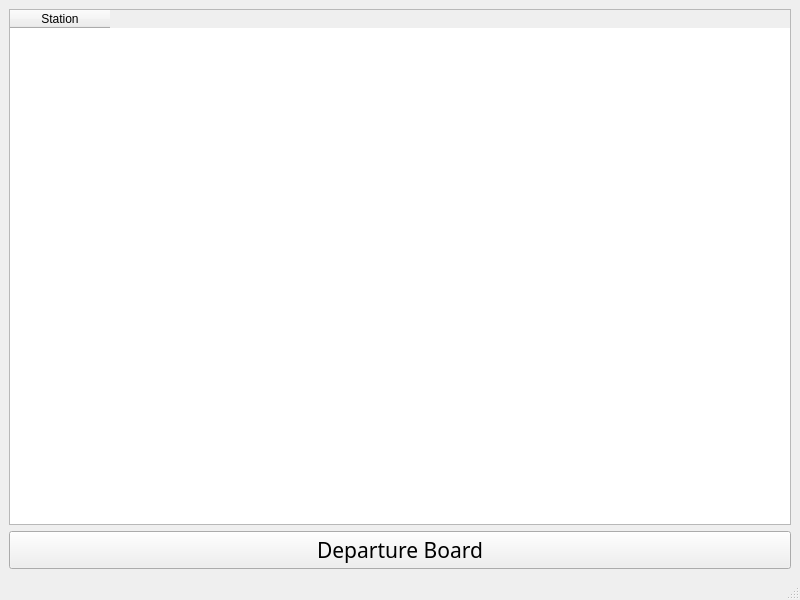
Qt form ui/mainwindow.ui (gusbuncedev/atlas-transit-desktop) before a commit.
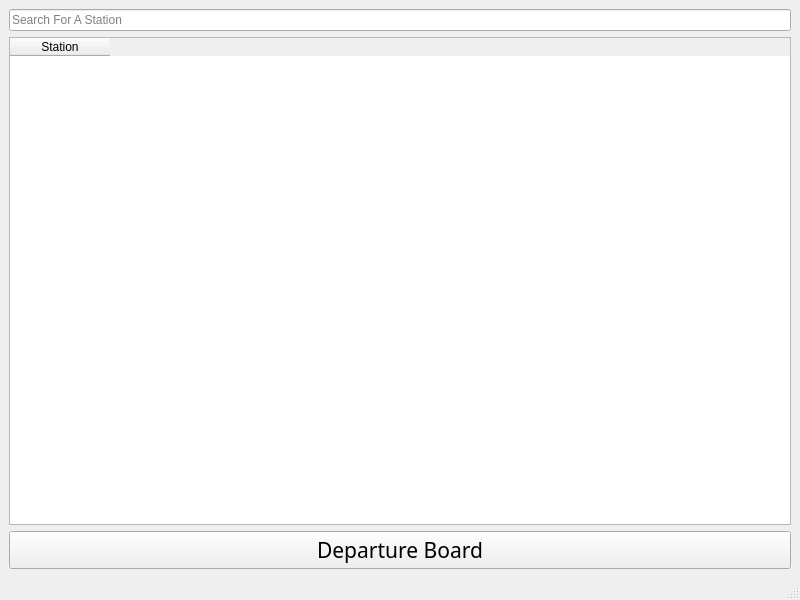
The same form after that commit.

```diff
--- a/ui/mainwindow.ui
+++ b/ui/mainwindow.ui
@@ -15,6 +15,19 @@
   </property>
   <widget class="QWidget" name="centralwidget">
    <layout class="QVBoxLayout" name="verticalLayout">
+    <item>
+     <widget class="QLineEdit" name="lineEdit">
+      <property name="inputMask">
+       <string/>
+      </property>
+      <property name="text">
+       <string/>
+      </property>
+      <property name="placeholderText">
+       <string>Search For A Station</string>
+      </property>
+     </widget>
+    </item>
     <item>
      <widget class="QTableWidget" name="stationTable">
       <column>
```
